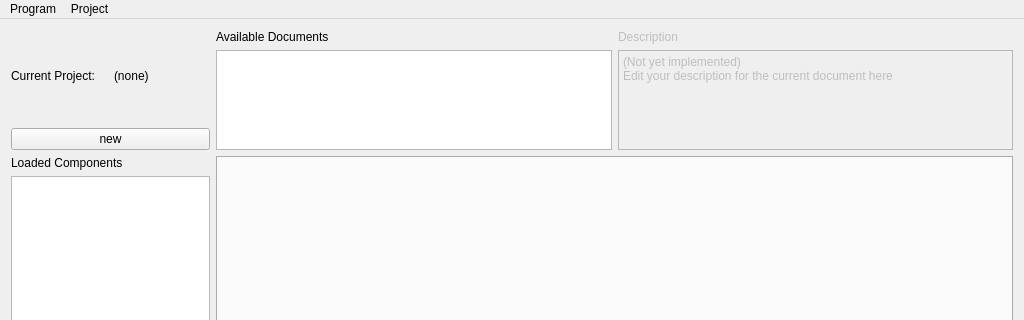
The window that gui/MainWindow.ui (fer-rum/q2d) describes before a commit, drawn with Qt 5; both pictures show x 0 to 1024 and y 0 to 320 of the 1024 by 768 pixel window.
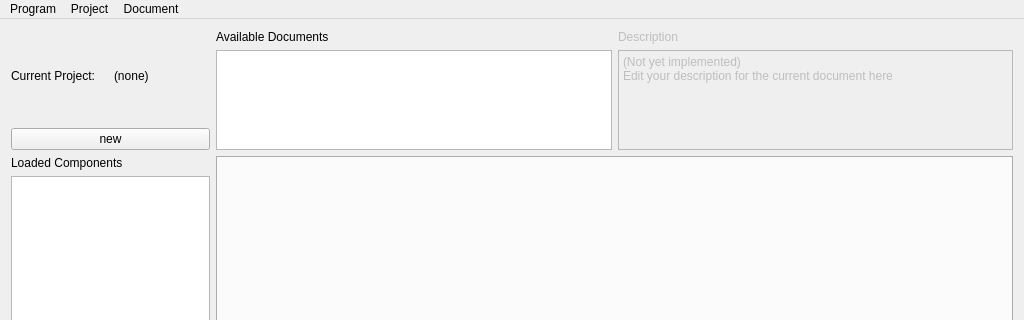
The same window after the commit. Custom widgets are drawn as their Qt base class.

Diff of the .ui file:
```diff
--- a/gui/MainWindow.ui
+++ b/gui/MainWindow.ui
@@ -162,7 +162,7 @@
      <x>0</x>
      <y>0</y>
      <width>1024</width>
-     <height>27</height>
+     <height>20</height>
     </rect>
    </property>
    <widget class="QMenu" name="menuFile">
@@ -179,11 +179,16 @@
     <addaction name="action_loadProject"/>
     <addaction name="action_saveProject"/>
     <addaction name="action_closeProject"/>
-    <addaction name="separator"/>
+   </widget>
+   <widget class="QMenu" name="menuDocument">
+    <property name="title">
+     <string>Document</string>
+    </property>
     <addaction name="action_createDocument"/>
    </widget>
    <addaction name="menuFile"/>
    <addaction name="menuProject"/>
+   <addaction name="menuDocument"/>
   </widget>
   <action name="actionExit">
    <property name="text">
```
Left out of the diff: 8 changed lines with no effect on the pictures.
